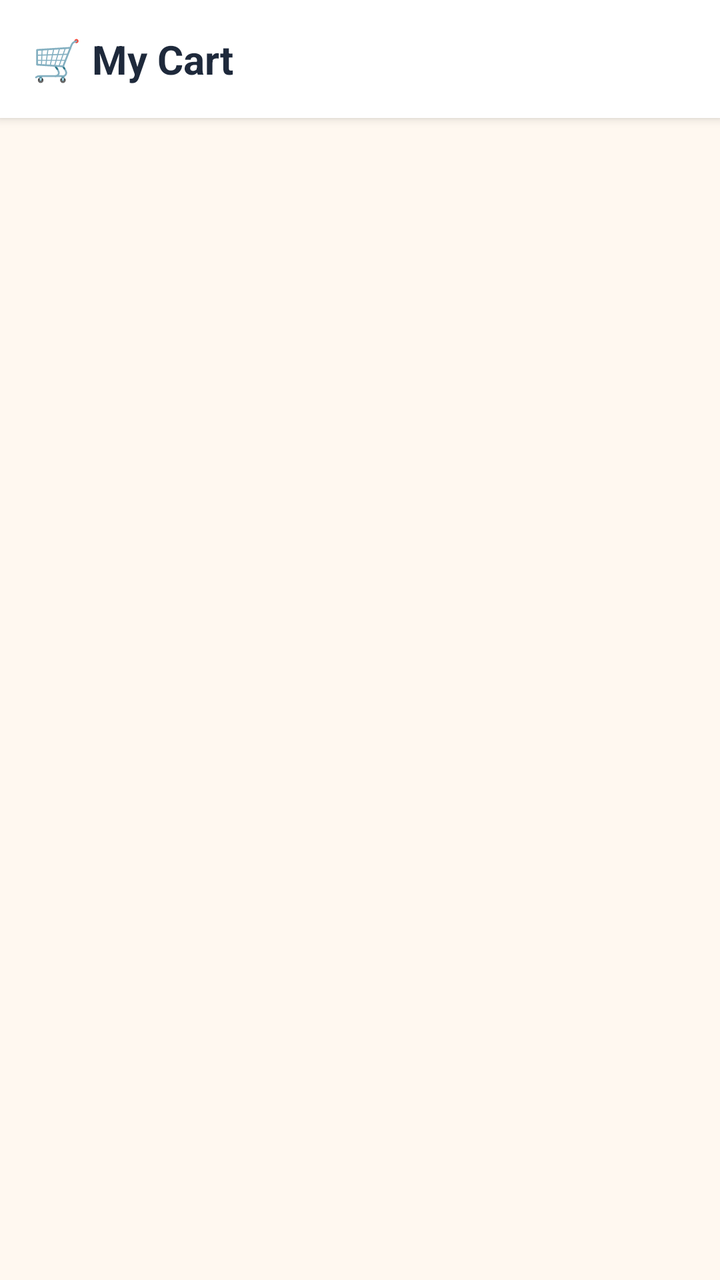
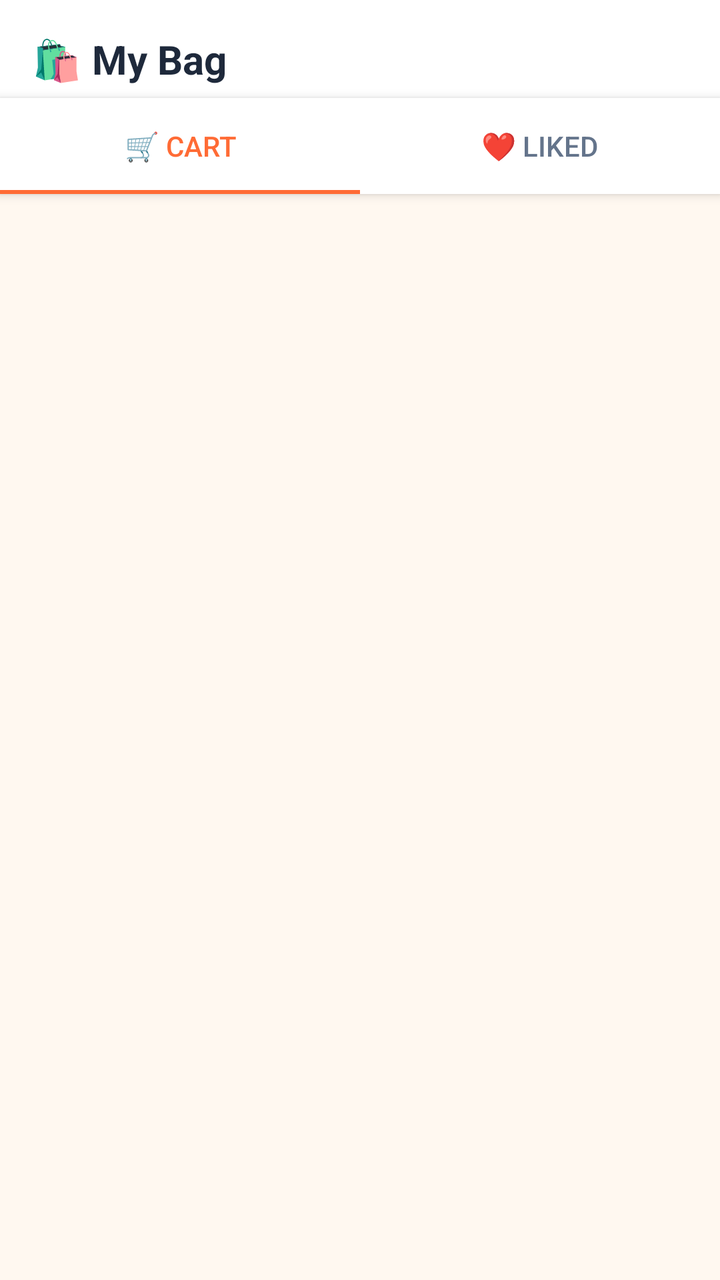

Compare the two renders of this Android layout. The source of the first and the diff that turns it into the second are given below.
<!-- AndroidManifest.xml: application theme Theme.FastStore -->
<!-- res/layout/fragment_cart.xml -->
<?xml version="1.0" encoding="utf-8"?>
<LinearLayout xmlns:android="http://schemas.android.com/apk/res/android"
    android:layout_width="match_parent"
    android:layout_height="match_parent"
    android:orientation="vertical"
    android:background="@color/brand_bg">

    <TextView
        android:layout_width="match_parent"
        android:layout_height="wrap_content"
        android:background="@color/brand_white"
        android:padding="16dp"
        android:text="🛒 My Cart"
        android:textColor="@color/brand_dark"
        android:textSize="20sp"
        android:textStyle="bold"
        android:elevation="3dp" />

    <TextView
        android:id="@+id/txtCartEmpty"
        android:layout_width="match_parent"
        android:layout_height="wrap_content"
        android:layout_marginTop="40dp"
        android:gravity="center"
        android:text="Your cart is empty 🛍️\nGo add some cool stuff!"
        android:textColor="@color/brand_muted"
        android:textSize="14sp"
        android:visibility="gone" />

    <androidx.recyclerview.widget.RecyclerView
        android:id="@+id/cartRecycler"
        android:layout_width="match_parent"
        android:layout_height="0dp"
        android:layout_weight="1"
        android:clipToPadding="false"
        android:padding="6dp" />
</LinearLayout>
<!-- resources referenced by this layout -->
<resources>
  <color name="brand_bg">#FFF8F0</color>
  <color name="brand_dark">#1E293B</color>
  <color name="brand_muted">#64748B</color>
  <color name="brand_white">#FFFFFF</color>
  <style name="Theme.FastStore" parent="Theme.AppCompat.Light.NoActionBar">
          <item name="colorPrimary">@color/brand_primary</item>
          <item name="colorPrimaryDark">@color/brand_dark</item>
          <item name="colorAccent">@color/brand_secondary</item>
          <item name="android:windowBackground">@color/brand_bg</item>
      </style>
  <color name="brand_primary">#FF6B35</color>
  <color name="brand_secondary">#2EC4B6</color>
</resources>

<!-- the commit's change to res/layout/fragment_cart.xml (unified diff, before → after) -->
@@ -9,12 +9,36 @@
         android:layout_width="match_parent"
         android:layout_height="wrap_content"
         android:background="@color/brand_white"
-        android:padding="16dp"
-        android:text="🛒 My Cart"
+        android:paddingStart="16dp"
+        android:paddingEnd="16dp"
+        android:paddingTop="16dp"
+        android:paddingBottom="6dp"
+        android:text="🛍️ My Bag"
         android:textColor="@color/brand_dark"
         android:textSize="20sp"
-        android:textStyle="bold"
-        android:elevation="3dp" />
+        android:textStyle="bold" />
+
+    <com.google.android.material.tabs.TabLayout
+        android:id="@+id/cartTabLayout"
+        android:layout_width="match_parent"
+        android:layout_height="wrap_content"
+        android:background="@color/brand_white"
+        android:elevation="3dp"
+        app:tabIndicatorColor="@color/brand_primary"
+        app:tabSelectedTextColor="@color/brand_primary"
+        app:tabTextColor="@color/brand_muted"
+        xmlns:app="http://schemas.android.com/apk/res-auto">
+
+        <com.google.android.material.tabs.TabItem
+            android:layout_width="wrap_content"
+            android:layout_height="wrap_content"
+            android:text="🛒 Cart" />
+
+        <com.google.android.material.tabs.TabItem
+            android:layout_width="wrap_content"
+            android:layout_height="wrap_content"
+            android:text="❤️ Liked" />
+    </com.google.android.material.tabs.TabLayout>
 
     <TextView
         android:id="@+id/txtCartEmpty"
